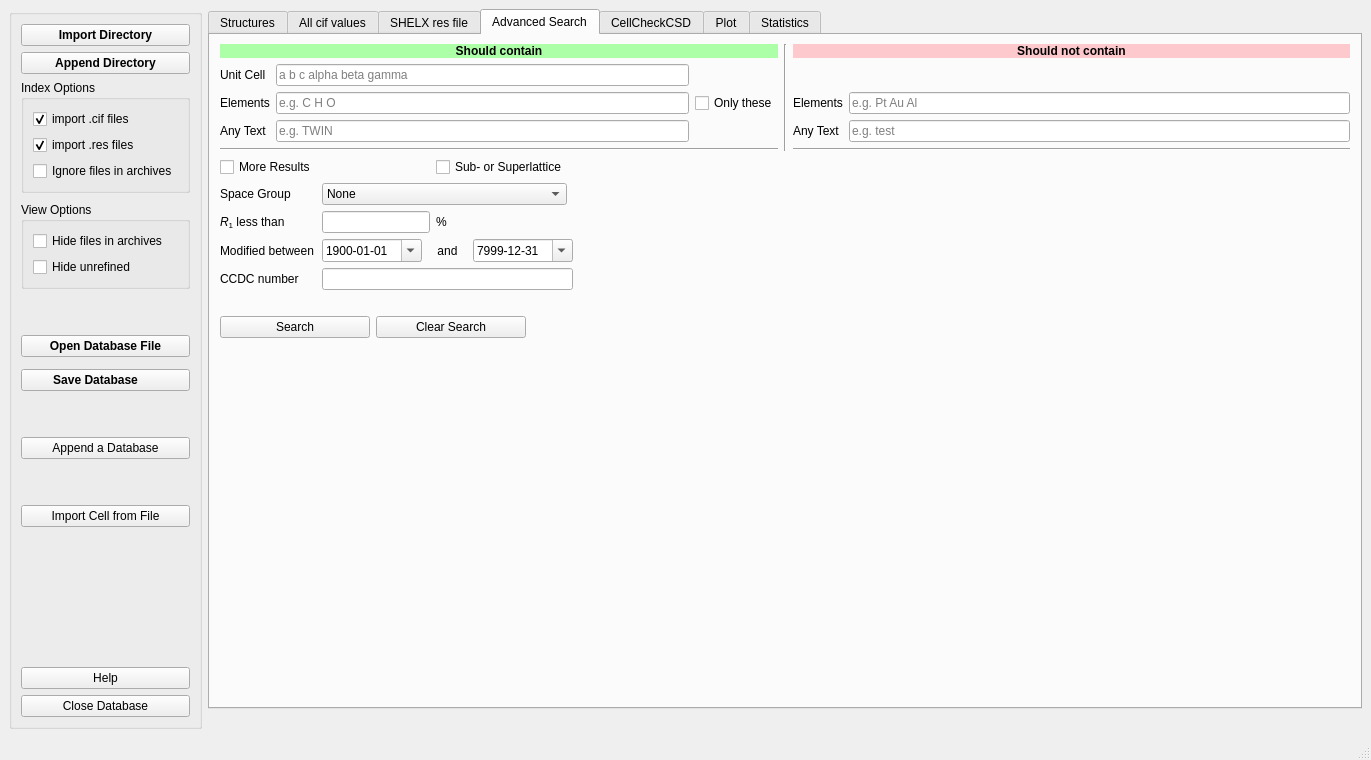
The window that src/structurefinder/gui/strf_main.ui (dkratzert/StructureFinder) describes before a commit, drawn with Qt 5.
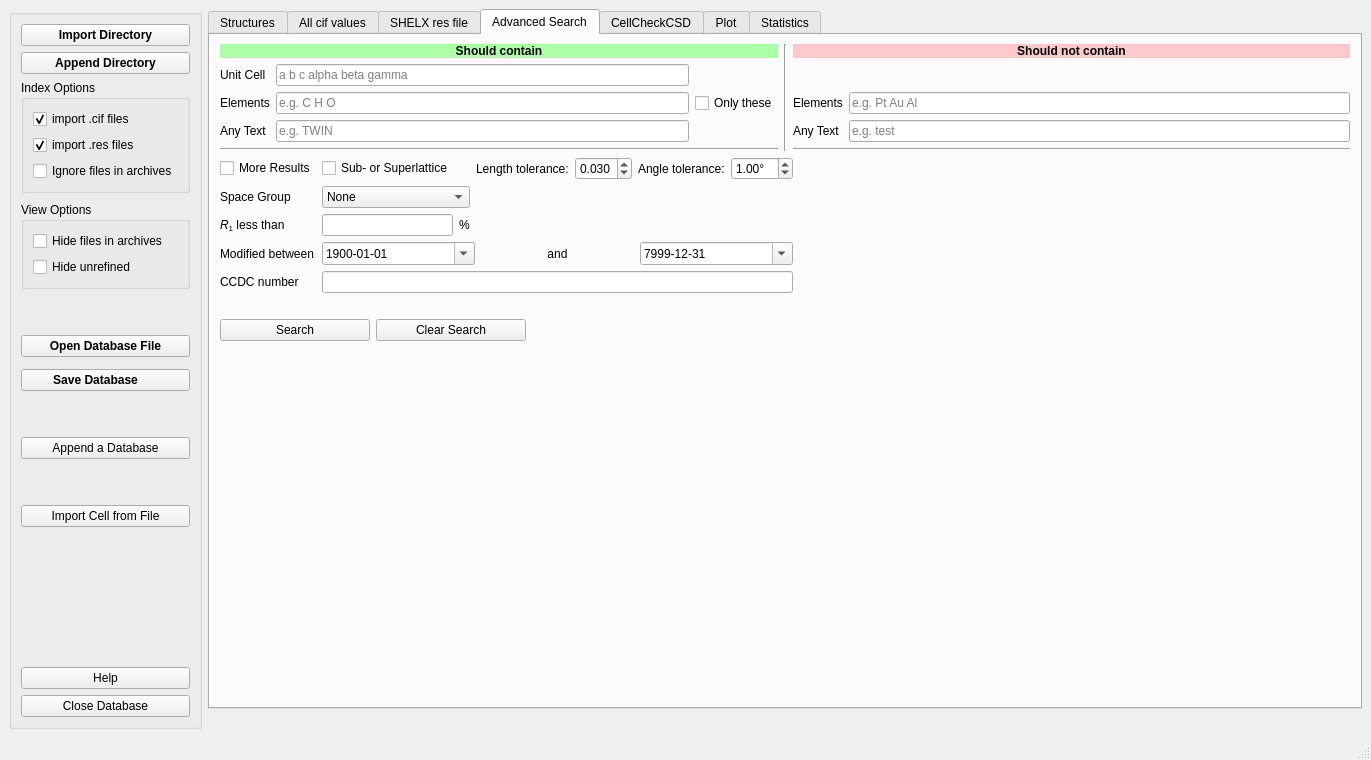
The same window after the commit. Custom widgets are drawn as their Qt base class.

Commit message: Enhance search functionality by adding adjustable length and angle tolerance parameters in the UI

Patch:
```diff
--- a/src/structurefinder/gui/strf_main.ui
+++ b/src/structurefinder/gui/strf_main.ui
@@ -3122,7 +3122,78 @@
                   </property>
                  </widget>
                 </item>
-                <item row="0" column="2">
+                <item row="0" column="3">
+                 <layout class="QHBoxLayout" name="adv_toleranceLayout">
+                  <item>
+                   <widget class="QLabel" name="adv_ltolLabel">
+                    <property name="toolTip">
+                     <string>&lt;html&gt;&lt;head/&gt;&lt;body&gt;&lt;p&gt;Relative length tolerance for the unit cell comparison.&lt;/p&gt;&lt;/body&gt;&lt;/html&gt;</string>
+                    </property>
+                    <property name="text">
+                     <string>Length tolerance:</string>
+                    </property>
+                   </widget>
+                  </item>
+                  <item>
+                   <widget class="QDoubleSpinBox" name="adv_ltolSpinBox">
+                    <property name="toolTip">
+                     <string>&lt;html&gt;&lt;head/&gt;&lt;body&gt;&lt;p&gt;Relative length tolerance for the unit cell comparison. 0.03 means the cell edges may differ by 3%.&lt;/p&gt;&lt;/body&gt;&lt;/html&gt;</string>
+                    </property>
+                    <property name="decimals">
+                     <number>3</number>
+                    </property>
+                    <property name="minimum">
+                     <double>0.001000000000000</double>
+                    </property>
+                    <property name="maximum">
+                     <double>1.000000000000000</double>
+                    </property>
+                    <property name="singleStep">
+                     <double>0.005000000000000</double>
+                    </property>
+                    <property name="value">
+                     <double>0.030000000000000</double>
+                    </property>
+                   </widget>
+                  </item>
+                  <item>
+                   <widget class="QLabel" name="adv_atolLabel">
+                    <property name="toolTip">
+                     <string>&lt;html&gt;&lt;head/&gt;&lt;body&gt;&lt;p&gt;Angle tolerance in degrees for the unit cell comparison.&lt;/p&gt;&lt;/body&gt;&lt;/html&gt;</string>
+                    </property>
+                    <property name="text">
+                     <string>Angle tolerance:</string>
+                    </property>
+                   </widget>
+                  </item>
+                  <item>
+                   <widget class="QDoubleSpinBox" name="adv_atolSpinBox">
+                    <property name="toolTip">
+                     <string>&lt;html&gt;&lt;head/&gt;&lt;body&gt;&lt;p&gt;Angle tolerance in degrees for the unit cell comparison.&lt;/p&gt;&lt;/body&gt;&lt;/html&gt;</string>
+                    </property>
+                    <property name="suffix">
+                     <string>°</string>
+                    </property>
+                    <property name="decimals">
+                     <number>2</number>
+                    </property>
+                    <property name="minimum">
+                     <double>0.010000000000000</double>
+                    </property>
+                    <property name="maximum">
+                     <double>90.000000000000000</double>
+                    </property>
+                    <property name="singleStep">
+                     <double>0.100000000000000</double>
+                    </property>
+                    <property name="value">
+                     <double>1.000000000000000</double>
+                    </property>
+                   </widget>
+                  </item>
+                 </layout>
+                </item>
+                <item row="0" column="1">
                  <widget class="QCheckBox" name="adv_superlatticeCheckBox">
                   <property name="text">
                    <string>Sub- or Superlattice</string>
```
Left out of the diff: 3 changed lines with no effect on the pictures. The commit also changes 6 other files.
